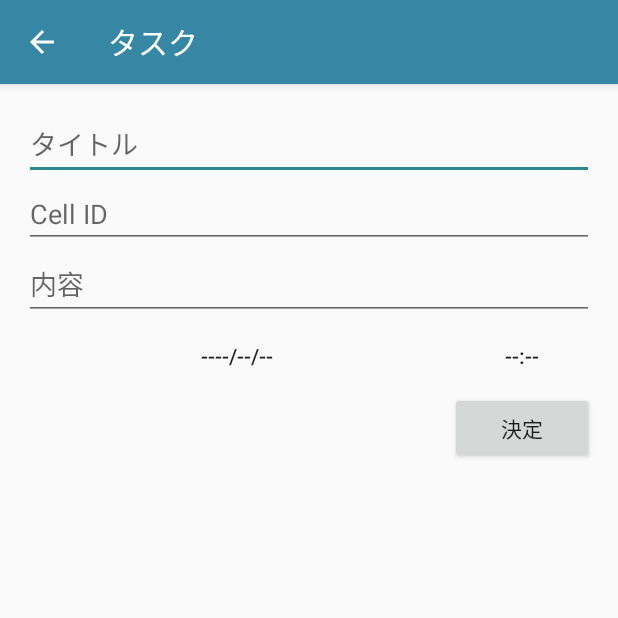
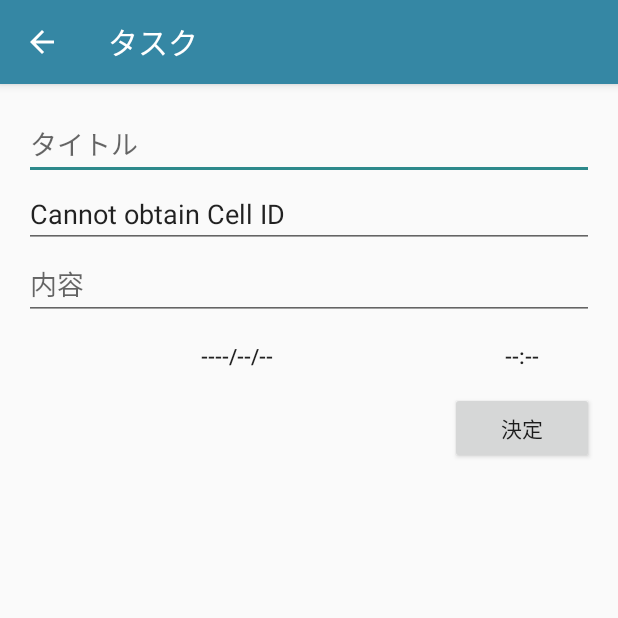
Before and after one commit to ym-dev/JotHere01, an Android app: the InputActivity screen opened directly, with no data from a screen before it, on a phone screen of 412 x 824 dp, the top half of it. Run offline under Robolectric (Android 15) with nearby library versions, the phone set to English and light mode, and no system bars; libraries missing offline, so code that uses them is left out: io.realm; 3 statements that could not run were skipped.

Commit message:
CellIDが取得できない場合にインプット画面で落ちてた対策を入れた。 多言語対応追加

```diff
--- a/app/src/main/java/com/gmail/devtech/ym/jothere/InputActivity.java
+++ b/app/src/main/java/com/gmail/devtech/ym/jothere/InputActivity.java
@@ -109,18 +109,25 @@ public class InputActivity extends AppCompatActivity {
         mContentEdit = (EditText)findViewById(R.id.content_edit_text);
         mCategoryEdit = (EditText)findViewById(R.id.category_edit_text);
 
+
         //Cell IDの取得
         TM = (TelephonyManager) getSystemService(TELEPHONY_SERVICE);
         PSL = new PhoneStateListener();
         int event = PSL.LISTEN_CELL_INFO | PSL.LISTEN_CELL_LOCATION;
         TM.listen(PSL, event);
         GsmCellLocation gsmCellLocation = (GsmCellLocation)TM.getCellLocation();
+
+        if (gsmCellLocation != null) {
 //        Integer cid = gsmCellLocation.getCid() & 0xffff;  //cell id
-        Integer cid = gsmCellLocation.getCid();  //cell id
-        strCellId = cid.toString();
-        mCategoryEdit.setText(strCellId);       //Cell Idをcategory行に記載
-        Log.d("jothere", "strCellID= "+strCellId);
+            Integer cid = gsmCellLocation.getCid();  //cell id
+            strCellId = cid.toString();
+            mCategoryEdit.setText(strCellId);       //Cell Idをcategory行に記載
 
+            Log.d("jothere", "strCellID= " + strCellId);
+        }else{
+            String cidobterr = (String) getText(R.string.cidobterr);
+            mCategoryEdit.setText(cidobterr);       //Cell Idをcategory行に記載
+        }
 
         // EXTRA_TASK から Task の id を取得して、 id から Task のインスタンスを取得する
         Intent intent = getIntent();
--- a/app/src/main/res/values/strings.xml
+++ b/app/src/main/res/values/strings.xml
@@ -1,4 +1,6 @@
 <resources>
     <string name="app_name">ここメモ</string>
     <string name="action_settings">Settings</string>
+    <string name="cidobterr">Cannot obtain Cell ID</string>
+
 </resources>
```
Also changed, not shown: 1 other file.
